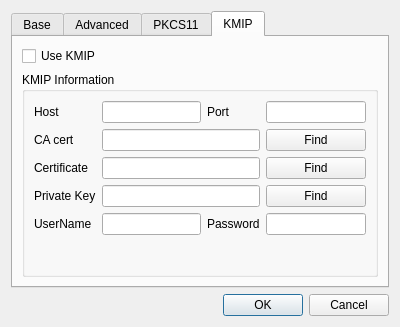
jykim74/CertMan, file CAMan/settings_dlg.ui: the form before one commit.
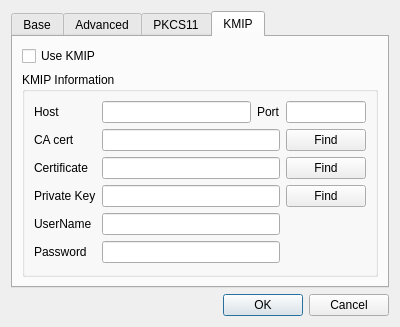
The form after the commit. The open tabs and pages were chosen to show the change.

Patch:
```diff
--- a/CAMan/settings_dlg.ui
+++ b/CAMan/settings_dlg.ui
@@ -233,11 +233,15 @@
             </property>
            </widget>
           </item>
-          <item row="5" column="1">
-           <widget class="QLineEdit" name="mKMIPUserNameText"/>
-          </item>
           <item row="0" column="3">
-           <widget class="QLineEdit" name="mKMIPPortText"/>
+           <widget class="QLineEdit" name="mKMIPPortText">
+            <property name="maximumSize">
+             <size>
+              <width>80</width>
+              <height>16777215</height>
+             </size>
+            </property>
+           </widget>
           </item>
           <item row="2" column="3">
            <widget class="QPushButton" name="mKMIPCACertFindBtn">
@@ -260,16 +264,6 @@
             </property>
            </widget>
           </item>
-          <item row="5" column="2">
-           <widget class="QLabel" name="label_12">
-            <property name="text">
-             <string>Password</string>
-            </property>
-           </widget>
-          </item>
-          <item row="5" column="3">
-           <widget class="QLineEdit" name="mKMIPPasswdText"/>
-          </item>
           <item row="2" column="1" colspan="2">
            <widget class="QLineEdit" name="mKMIPCACertPathText"/>
           </item>
@@ -279,6 +273,19 @@
           <item row="4" column="1" colspan="2">
            <widget class="QLineEdit" name="mKMIPPrivateKeyPathText"/>
           </item>
+          <item row="6" column="0">
+           <widget class="QLabel" name="label_12">
+            <property name="text">
+             <string>Password</string>
+            </property>
+           </widget>
+          </item>
+          <item row="5" column="1" colspan="2">
+           <widget class="QLineEdit" name="mKMIPUserNameText"/>
+          </item>
+          <item row="6" column="1" colspan="2">
+           <widget class="QLineEdit" name="mKMIPPasswdText"/>
+          </item>
          </layout>
         </widget>
        </item>
```
Left out of the diff: 2 changed lines with no effect on the pictures.
